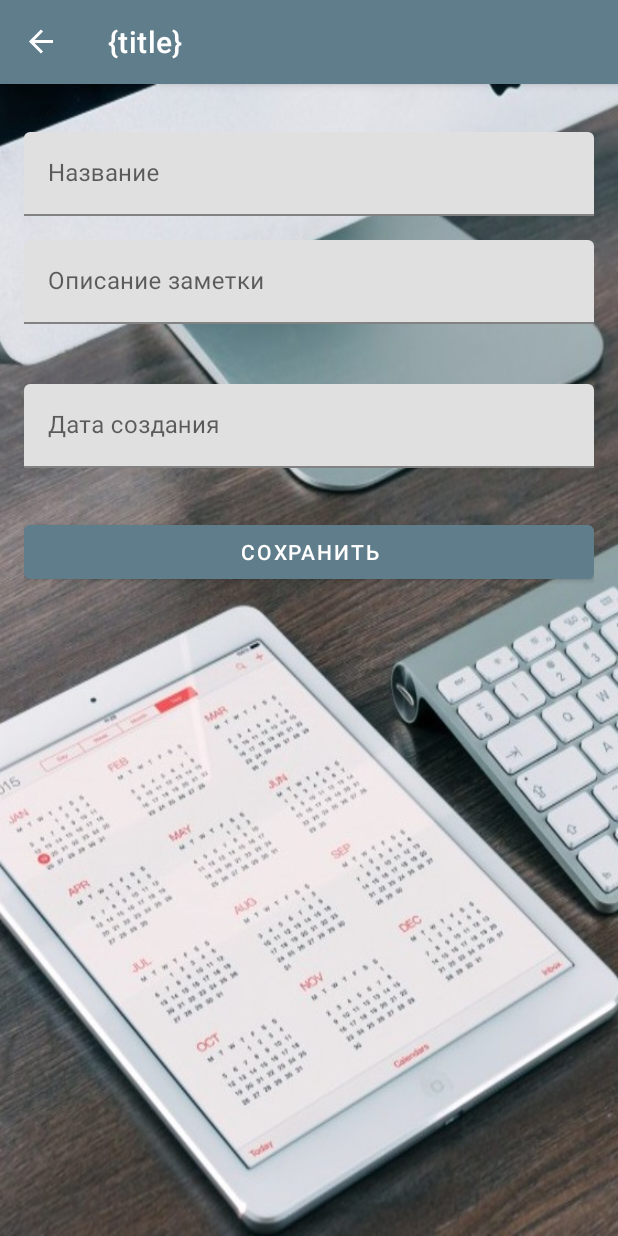
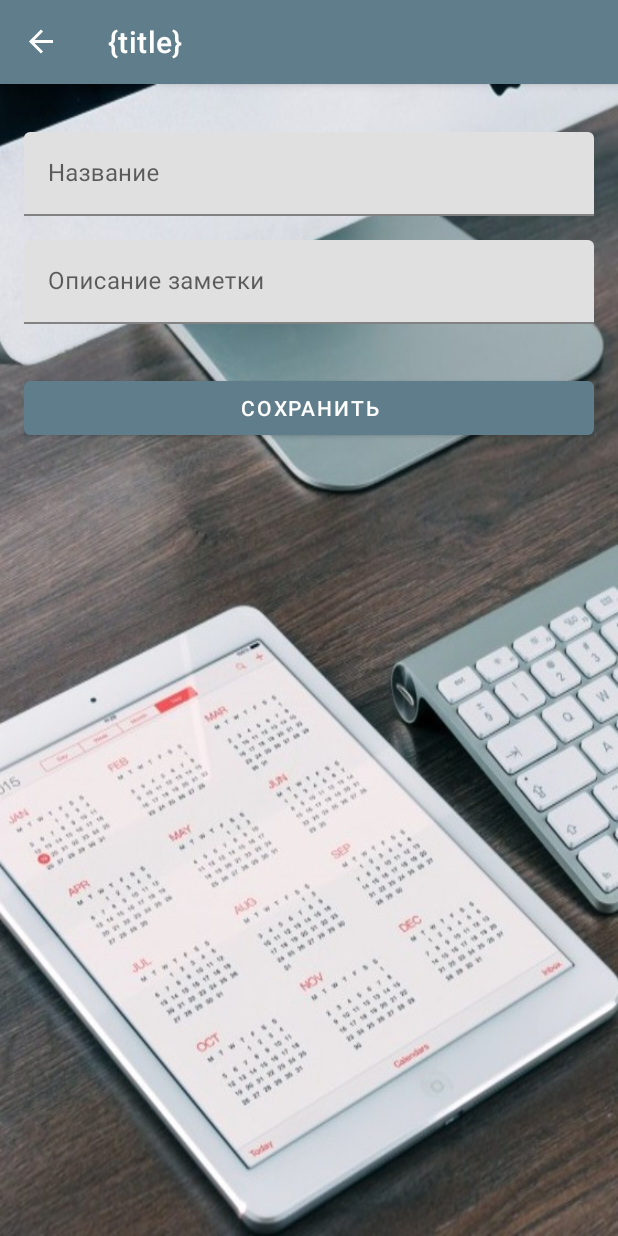
Before and after one commit to Tati1909/NotesApp, an Android app: the screen it shows after launch (MainActivity), after a tap on "Добавить новую заметку", on a phone screen of 412 x 824 dp. Run offline under Robolectric (Android 15) with nearby library versions, the phone set to English and light mode, and no system bars; our stand-ins replace Room's generated code, navigation-ui.

Commit message:
Некоторые доработки

```diff
--- a/app/src/main/java/com/example/notes/NotesAdapter.kt
+++ b/app/src/main/java/com/example/notes/NotesAdapter.kt
@@ -24,7 +24,7 @@ class NotesAdapter(private val onItemClicked: (NoteEntity) -> Unit) :
                 titleTextView.text = itemEntity.title
                 //Получите цену в денежном формате с помощью getFormattedPrice() функции расширения
                 descriptionTextView.text = itemEntity.description
-                dateOfCreation.text = itemEntity.getFormattedData()
+                dateOfCreation.text = itemEntity.getFormattedData().toString()
             }
         }
 
--- a/app/src/main/java/com/example/notes/room/NoteEntity.kt
+++ b/app/src/main/java/com/example/notes/room/NoteEntity.kt
@@ -3,7 +3,7 @@ package com.example.notes.room
 import androidx.room.ColumnInfo
 import androidx.room.Entity
 import androidx.room.PrimaryKey
-import java.text.DateFormat
+import java.util.*
 
 @Entity(tableName = "notes")
 data class NoteEntity(
@@ -18,5 +18,5 @@ data class NoteEntity(
 )
 
 // отформатируем дату создания заметки в строку формата валюты с пом.  функции расширения getFormattedPrice()
-fun NoteEntity.getFormattedData(): String =
-    DateFormat.getDateTimeInstance().format(creationDate)
+fun NoteEntity.getFormattedData(): Date =
+    Calendar.getInstance().time
--- a/app/src/main/java/com/example/notes/view/AddNoteFragment.kt
+++ b/app/src/main/java/com/example/notes/view/AddNoteFragment.kt
@@ -13,6 +13,7 @@ import com.example.notes.NotesViewModelFactory
 import com.example.notes.databinding.FragmentAddItemBinding
 import com.example.notes.room.NoteEntity
 import com.example.notes.room.NotesApplication
+import java.util.*
 
 class AddNoteFragment : Fragment() {
 
@@ -50,8 +51,7 @@ class AddNoteFragment : Fragment() {
     private fun isEntryValid(): Boolean {
         return viewModel.isEntryValid(
             binding.noteTitle.text.toString(),
-            binding.noteDescription.text.toString(),
-            binding.dateOfCreation.text.toString()
+            binding.noteDescription.text.toString()
         )
     }
 
@@ -61,7 +61,7 @@ class AddNoteFragment : Fragment() {
             viewModel.addNewItem(
                 binding.noteTitle.text.toString(),
                 binding.noteDescription.text.toString(),
-                binding.dateOfCreation.text.toString(),
+                dataOfCreation = Calendar.getInstance().timeInMillis
             )
             val action = AddNoteFragmentDirections.actionAddItemFragmentToItemListFragment()
             //импортируем import androidx.navigation.fragment.findNavController
--- a/app/src/main/java/com/example/notes/view/DetailNoteFragment.kt
+++ b/app/src/main/java/com/example/notes/view/DetailNoteFragment.kt
@@ -12,7 +12,6 @@ import com.example.notes.NotesViewModelFactory
 import com.example.notes.databinding.FragmentDetailItemBinding
 import com.example.notes.room.NoteEntity
 import com.example.notes.room.NotesApplication
-import com.example.notes.room.getFormattedData
 
 /**
  * [DetailNoteFragment] displays the details of the selected item.
@@ -81,7 +80,6 @@ class DetailNoteFragment : Fragment() {
         binding.apply {
             noteTitle.text = noteEntity.title
             noteDescription.text = noteEntity.description
-            dateOfCreation.text = noteEntity.getFormattedData()
             //слушатель на кнопку удалить
             //deleteButton.setOnClickListener { showConfirmationDialog() }
             //слушатель на кнопку редактировать
--- a/app/src/main/res/layout/fragment_add_item.xml
+++ b/app/src/main/res/layout/fragment_add_item.xml
@@ -47,24 +47,6 @@
                 android:singleLine="true" />
         </com.google.android.material.textfield.TextInputLayout>
 
-        <com.google.android.material.textfield.TextInputLayout
-            android:id="@+id/date_of_creation_label"
-            android:layout_width="0dp"
-            android:layout_height="wrap_content"
-            android:layout_marginTop="@dimen/margin"
-            android:hint="@string/date_of_creation"
-            app:layout_constraintBottom_toTopOf="@+id/note_description_label"
-            app:layout_constraintEnd_toEndOf="parent"
-            app:layout_constraintStart_toStartOf="parent"
-            app:layout_constraintTop_toBottomOf="@+id/save_button">
-
-            <com.google.android.material.textfield.TextInputEditText
-                android:id="@+id/date_of_creation"
-                android:layout_width="match_parent"
-                android:layout_height="match_parent"
-                android:inputType="date"
-                android:singleLine="true" />
-        </com.google.android.material.textfield.TextInputLayout>
 
         <Button
             android:id="@+id/save_button"
@@ -74,7 +56,7 @@
             android:text="@string/save_action"
             app:layout_constraintEnd_toEndOf="parent"
             app:layout_constraintStart_toStartOf="parent"
-            app:layout_constraintTop_toBottomOf="@+id/date_of_creation_label" />
+            app:layout_constraintTop_toBottomOf="@+id/note_description_label" />
 
     </androidx.constraintlayout.widget.ConstraintLayout>
 </ScrollView>
--- a/app/src/main/res/layout/fragment_notes_list.xml
+++ b/app/src/main/res/layout/fragment_notes_list.xml
@@ -5,15 +5,17 @@
     xmlns:tools="http://schemas.android.com/tools"
     android:layout_width="match_parent"
     android:layout_height="match_parent"
-    android:layout_margin="@dimen/margin"
     android:padding="@dimen/cardview_default_elevation"
-    android:background="@drawable/keyboard_apple"
+    android:background="@color/brown_50"
     tools:context=".view.NotesListFragment">
 
     <androidx.recyclerview.widget.RecyclerView
         android:id="@+id/recyclerView"
         android:layout_width="match_parent"
         android:layout_height="wrap_content"
+        android:layout_marginStart="4dp"
+        android:layout_marginTop="4dp"
+        android:layout_marginEnd="4dp"
         android:scrollbars="vertical"
         app:layout_constraintEnd_toEndOf="parent"
         app:layout_constraintStart_toStartOf="parent"
--- a/app/src/main/res/values/colors.xml
+++ b/app/src/main/res/values/colors.xml
@@ -13,4 +13,7 @@
     <color name="blue_gray_300">#90a4ae</color>
     <color name="blue_gray_500">#607d8b</color>
     <color name="blue_gray_700">#455a64</color>
+    <color name="brown_50">#efebe9</color>
+
+
 </resources>
--- a/app/src/main/res/values/dimens.xml
+++ b/app/src/main/res/values/dimens.xml
@@ -6,6 +6,7 @@
     <dimen name="margin_between_elements">8dp</dimen>
     <dimen name="text_size_double">32sp</dimen>
     <dimen name="size_text_default">16sp</dimen>
+    <dimen name="size_text_small">10sp</dimen>
     <dimen name="note_item_subject_text_size">16sp</dimen>
     <dimen name="note_card_radius">16dp</dimen>
     <dimen name="note_item_description_size">14sp</dimen>
```
Also changed, not shown: app/src/main/java/com/example/notes/MainActivity.kt (+7 -1 lines), app/src/main/java/com/example/notes/NotesViewModel.kt (+6 -6 lines), app/src/main/res/layout/fragment_detail_item.xml (+2 -17 lines), app/src/main/res/layout/item_note.xml (+10 -10 lines).
